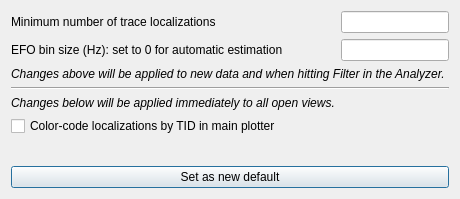
This is pyminflux/ui/options.ui in bsse-scf/pyMINFLUX as Qt 5 draws it before an edit. The edited form follows.
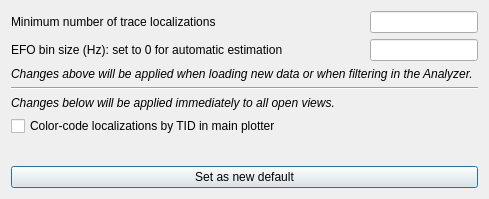
This is the edited form.

Commit message: Better explanation for the options that are applied only when loading/filtering.

```diff
--- a/pyminflux/ui/options.ui
+++ b/pyminflux/ui/options.ui
@@ -6,7 +6,7 @@
    <rect>
     <x>0</x>
     <y>0</y>
-    <width>460</width>
+    <width>489</width>
     <height>199</height>
    </rect>
   </property>
@@ -124,7 +124,7 @@
       </font>
      </property>
      <property name="text">
-      <string>Changes above will be applied to new data and when hitting Filter in the Analyzer.</string>
+      <string>Changes above will be applied when loading new data or when filtering in the Analyzer.</string>
      </property>
     </widget>
    </item>
```
The commit also changes 1 other file.
